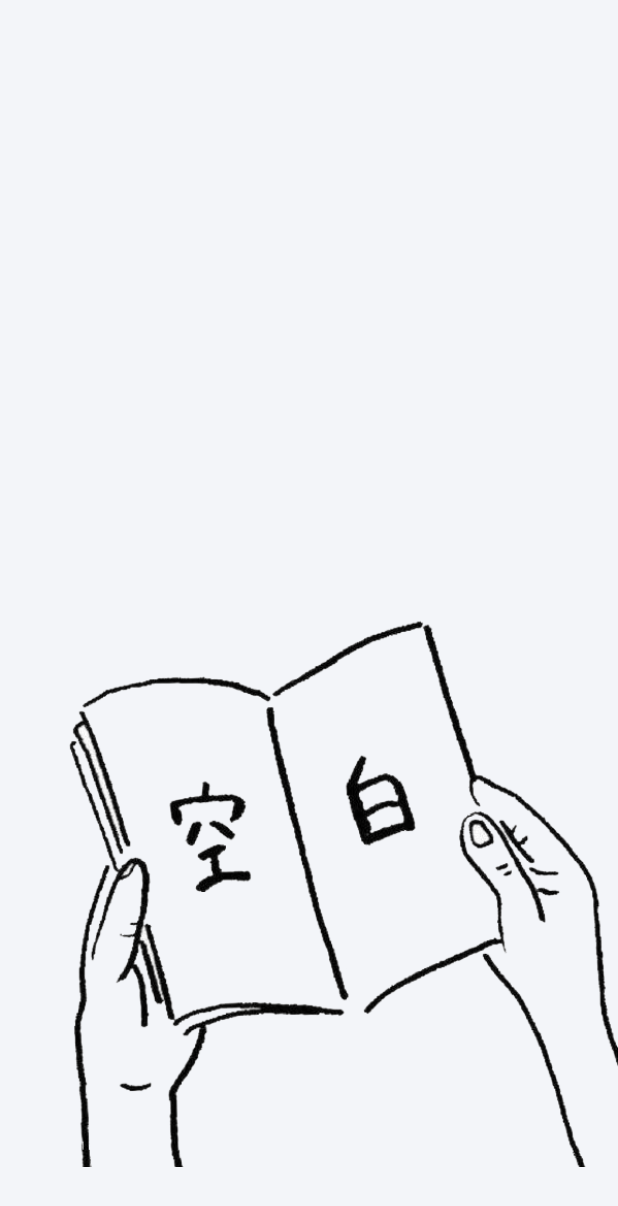
After one commit to ClodWinter/CloseEye, an Android app: the layout empty_loading_layout.xml on its own in the app's theme, with its tools: preview values and no code run, on a phone screen of 412 x 824 dp. The commit adds this screen. Shown: the top 1206 px of the screen. Run offline under Robolectric (Android 15) with nearby library versions, the light colour scheme and no system bars.

Commit message:
空白页
空白页

```diff
--- a/app/build.gradle
+++ b/app/build.gradle
@@ -3,7 +3,7 @@ apply plugin: 'com.mob.sdk'
 
 android {
     compileSdkVersion 26
-    buildToolsVersion '26.0.2'
+    buildToolsVersion '27.0.3'
 
     packagingOptions {
         exclude 'android/databinding/DataBinderMapper.java'
--- a/app/src/main/java/cn/lizhiyu/closeeye/activity/ChoiceDetailActivity.java
+++ b/app/src/main/java/cn/lizhiyu/closeeye/activity/ChoiceDetailActivity.java
@@ -173,7 +173,7 @@ public class ChoiceDetailActivity extends AppCompatActivity
 
         ImageView imageViewCollectIcon = headView.findViewById(R.id.detail_headitem_icon);
 
-        Glide.with(this).load(R.mipmap.beauty_0).bitmapTransform(new CropCircleTransformation(this)).into(imageViewCollectIcon);
+        Glide.with(this).load(R.mipmap.beauty_0).bitmapTransform(new CropCircleTransformation(this)).crossFade(1000).into(imageViewCollectIcon);
 
         relativeLayoutTags = headView.findViewById(R.id.choicedetail_head_tagslayout);
 
--- a/app/src/main/java/cn/lizhiyu/closeeye/adapter/AutoBannerPagerAdapter.java
+++ b/app/src/main/java/cn/lizhiyu/closeeye/adapter/AutoBannerPagerAdapter.java
@@ -59,7 +59,7 @@ public class AutoBannerPagerAdapter extends PagerAdapter
     {
         ImageView imageView = new ImageView(mContext);
 
-        imageView.setScaleType(ImageView.ScaleType.FIT_XY);
+        imageView.setScaleType(ImageView.ScaleType.CENTER_CROP);
 
         imageView.setImageResource((Integer) datas.get(position % datas.size()));
 
--- a/app/src/main/java/cn/lizhiyu/closeeye/fragment/ChoiceFragment.java
+++ b/app/src/main/java/cn/lizhiyu/closeeye/fragment/ChoiceFragment.java
@@ -87,6 +87,8 @@ public class ChoiceFragment extends Fragment{
     private OnFragmentInteractionListener mListener;
 
     private ListView listView;
+
+    private View emptyView;
 
     @SuppressLint("HandlerLeak")
     private Handler handler = new Handler()
@@ -287,6 +289,8 @@ public class ChoiceFragment extends Fragment{
 
             rootView = (View)inflater.inflate(R.layout.fragment_choice,container,false);
 
+            emptyView = (View)inflater.inflate(R.layout.empty_loading_layout,null);
+
             nestedScrollView = (NestedScrollView)rootView.findViewById(R.id.choice_scrollview);
 
             nestedScrollView.setOnScrollChangeListener(new NestedScrollView.OnScrollChangeListener() {
--- /dev/null
+++ b/app/src/main/res/layout/empty_loading_layout.xml
@@ -0,0 +1,16 @@
+<?xml version="1.0" encoding="utf-8"?>
+<LinearLayout xmlns:android="http://schemas.android.com/apk/res/android"
+    android:layout_width="match_parent"
+    android:layout_height="match_parent"
+    android:background="#f3f5f9"
+    >
+
+    <ImageView
+        android:layout_width="match_parent"
+        android:layout_height="match_parent"
+        android:src="@mipmap/loading_empty"
+        />
+
+
+
+</LinearLayout>
--- a/build.gradle
+++ b/build.gradle
@@ -6,9 +6,10 @@ buildscript {
         maven {
             url "http://mvn.mob.com/android"
         }
+        google()
     }
     dependencies {
-        classpath 'com.android.tools.build:gradle:3.0.1'
+        classpath 'com.android.tools.build:gradle:3.1.0'
         classpath 'com.mob.sdk:MobSDK:+'
         // NOTE: Do not place your application dependencies here; they belong
         // in the individual module build.gradle files
@@ -18,6 +19,7 @@ buildscript {
 allprojects {
     repositories {
         jcenter()
+        google()
     }
 }
 
```
Also changed, not shown: app/src/main/res/mipmap-hdpi/loading_empty.png (added), gradle/wrapper/gradle-wrapper.properties.
